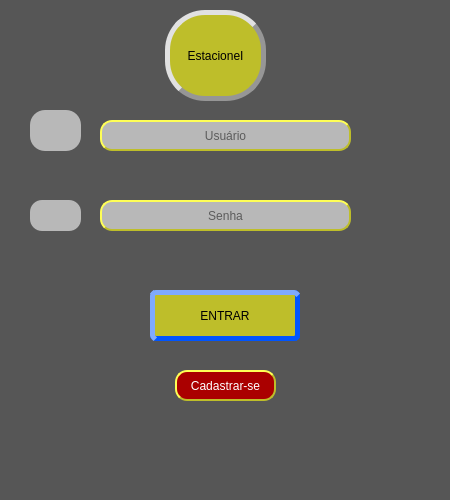
Above: Login.ui from DevAugustomelo/Estacionei before the change. Below: the same form after it.
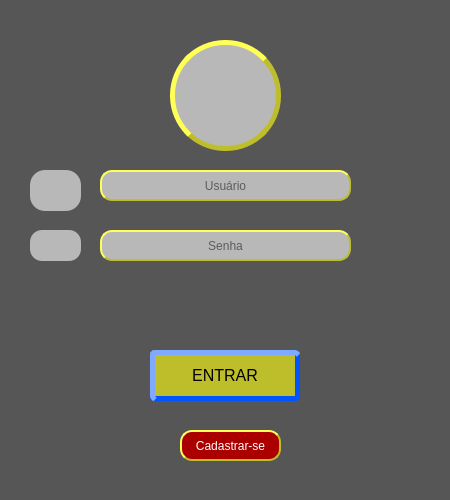
That is the form after the change. Icons and pictures are not drawn.

Commit message: Adicionado funções de data e hora: * atualizações na interface gráfica melhoria na experiência do usuário.

What changed in the file:
```diff
--- a/Login.ui
+++ b/Login.ui
@@ -27,18 +27,33 @@
     <property name="geometry">
      <rect>
       <x>150</x>
-      <y>290</y>
+      <y>350</y>
       <width>150</width>
       <height>51</height>
      </rect>
     </property>
+    <property name="font">
+     <font>
+      <pointsize>12</pointsize>
+     </font>
+    </property>
     <property name="styleSheet">
-     <string notr="true">background-color: rgb(190, 190, 42);
-font: 75 12pt &quot;MS Shell Dlg 2&quot;;
-border-radius:6px;
-border-width:5px;
+     <string notr="true">QPushButton {
+background-color: rgb(190, 190, 42);
+border-color: rgb(0, 85, 255);
 border-style:outset;
-border-color:rgb(0, 85, 255)</string>
+border-radius: 5px;
+border-width: 5px;
+}
+QPushButton:hover {
+background-color: rgb(200, 203, 7);
+border: 5px solid rgb(0, 85, 255);
+}
+QPushButton:pressed {
+background-color: rgb(250, 230, 0);
+border: 5px solid rgb(0, 85, 255);
+}
+</string>
     </property>
     <property name="text">
      <string>ENTRAR</string>
@@ -48,19 +63,30 @@
     <property name="geometry">
      <rect>
       <x>100</x>
-      <y>120</y>
+      <y>170</y>
       <width>251</width>
       <height>31</height>
      </rect>
     </property>
     <property name="styleSheet">
-     <string notr="true">background-color: rgb(184, 184, 184);
+     <string notr="true">QLineEdit {
+background-color: rgb(184, 184, 184);
 
 border-radius: 12px;
 border-style: outset;
 border-width: 2px;
 border-color: rgb(190, 190, 42);
-</string>
+}
+QLineEdit:hover {
+border: 3px solid rgb(170,0,0);
+}
+
+QLineEdit:focus {
+border: 4px solid rgb(0,85,255);
+}</string>
+    </property>
+    <property name="maxLength">
+     <number>32</number>
     </property>
     <property name="alignment">
      <set>Qt::AlignCenter</set>
@@ -73,18 +99,30 @@
     <property name="geometry">
      <rect>
       <x>100</x>
-      <y>200</y>
+      <y>230</y>
       <width>251</width>
       <height>31</height>
      </rect>
     </property>
     <property name="styleSheet">
-     <string notr="true">background-color: rgb(184, 184, 184);
+     <string notr="true">QLineEdit {
+background-color: rgb(184, 184, 184);
 gridline-color: rgb(190, 190, 42);
 border-radius: 12px;
 border-style: outset;
 border-width: 2px;
-border-color: rgb(190, 190, 42);</string>
+border-color: rgb(190, 190, 42);
+}
+QLineEdit:hover {
+border: 3px solid rgb(170,0,0);
+}
+
+QLineEdit:focus {
+border: 4px solid rgb(0,85,255);
+}</string>
+    </property>
+    <property name="maxLength">
+     <number>100</number>
     </property>
     <property name="echoMode">
      <enum>QLineEdit::Password</enum>
@@ -99,21 +137,32 @@
    <widget class="QPushButton" name="btn_cadastro">
     <property name="geometry">
      <rect>
-      <x>175</x>
-      <y>370</y>
+      <x>180</x>
+      <y>430</y>
       <width>101</width>
       <height>31</height>
      </rect>
     </property>
     <property name="styleSheet">
-     <string notr="true">background-color: rgb(170, 0, 0);
-color: rgb(290, 290, 290);
+     <string notr="true">QPushButton {
+background-color: rgb(170, 0, 0);
 color: rgb(255, 255, 255);
-
 border-radius: 12px;
 border-style: outset;
 border-width: 2px;
-border-color: rgb(190, 190, 42);</string>
+border-color: rgb(190, 190, 42);
+}
+
+QPushButton:hover {
+border-style: outset;
+border-width: 2px;
+border-color: rgb(199, 202, 2);
+background-color: rgb(200, 31, 8);
+}
+
+QPushButton:pressed {
+background-color: rgb(255, 62, 24);
+}</string>
     </property>
     <property name="text">
      <string>Cadastrar-se</string>
@@ -123,7 +172,7 @@
     <property name="geometry">
      <rect>
       <x>30</x>
-      <y>110</y>
+      <y>170</y>
       <width>51</width>
       <height>41</height>
      </rect>
@@ -146,7 +195,7 @@
     <property name="geometry">
      <rect>
       <x>30</x>
-      <y>200</y>
+      <y>230</y>
       <width>51</width>
       <height>31</height>
      </rect>
@@ -169,7 +218,7 @@
     <property name="geometry">
      <rect>
       <x>110</x>
-      <y>250</y>
+      <y>300</y>
       <width>231</width>
       <height>20</height>
      </rect>
@@ -192,17 +241,16 @@
    <widget class="QLabel" name="icn_logo">
     <property name="geometry">
      <rect>
-      <x>165</x>
-      <y>10</y>
-      <width>101</width>
-      <height>91</height>
+      <x>170</x>
+      <y>40</y>
+      <width>111</width>
+      <height>111</height>
      </rect>
     </property>
     <property name="styleSheet">
-     <string notr="true">background-color: rgb(190, 190, 42);
-font: 75 14pt &quot;MS Shell Dlg 2&quot;;
-border-radius:40px;
-border-color:rgb(150, 150, 150);
+     <string notr="true">background-color: rgb(184, 184, 184);
+border-radius:55px;
+border-color:rgb(190,190, 42);
 border-style:outset;
 border-width:5px;
 
@@ -210,7 +258,10 @@
 </string>
     </property>
     <property name="text">
-     <string>EstacioneI</string>
+     <string/>
+    </property>
+    <property name="pixmap">
+     <pixmap>../ESTACIONEI90x90.png</pixmap>
     </property>
     <property name="alignment">
      <set>Qt::AlignCenter</set>
```
The commit also changes 3 other files.
